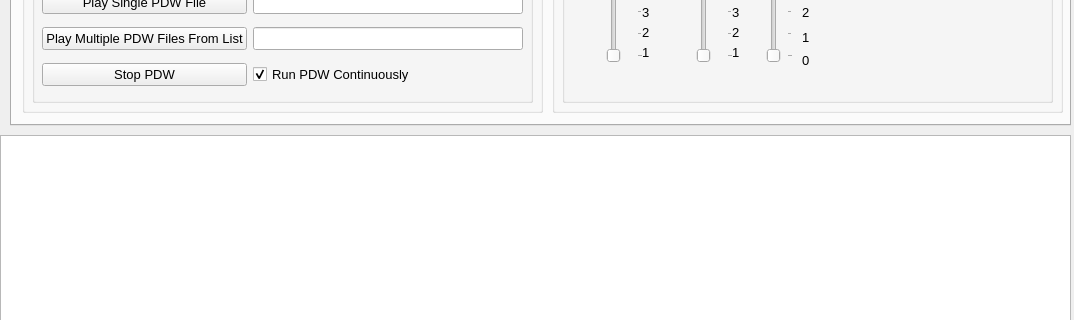
Old version of the form UXG/mainwindow.ui in the repository jonk4m/UXG; both pictures show x 0 to 1074 and y 515 to 835 of the 1074 by 974 pixel window.
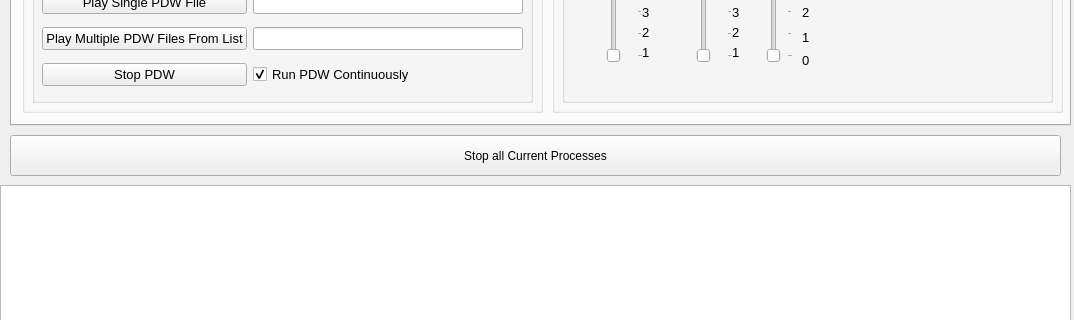
New version of the form.

Commit message: Fully fixed multiple pdw file streaming

What changed in the file:
```diff
--- a/UXG/mainwindow.ui
+++ b/UXG/mainwindow.ui
@@ -177,7 +177,7 @@
           <x>10</x>
           <y>20</y>
           <width>481</width>
-          <height>361</height>
+          <height>365</height>
          </rect>
         </property>
         <layout class="QGridLayout" name="gridLayout_2">
@@ -6504,9 +6504,9 @@
     <property name="geometry">
      <rect>
       <x>0</x>
-      <y>650</y>
+      <y>700</y>
       <width>1071</width>
-      <height>281</height>
+      <height>231</height>
      </rect>
     </property>
     <property name="font">
@@ -6521,6 +6521,19 @@
      <bool>true</bool>
     </property>
    </widget>
+   <widget class="QPushButton" name="stopAllCurrentProcessesButton">
+    <property name="geometry">
+     <rect>
+      <x>10</x>
+      <y>650</y>
+      <width>1051</width>
+      <height>41</height>
+     </rect>
+    </property>
+    <property name="text">
+     <string>Stop all Current Processes</string>
+    </property>
+   </widget>
   </widget>
   <widget class="QMenuBar" name="menubar">
    <property name="geometry">
```
Left out of the diff: 6 changed lines with no effect on the pictures. The commit also changes 2 other files.
